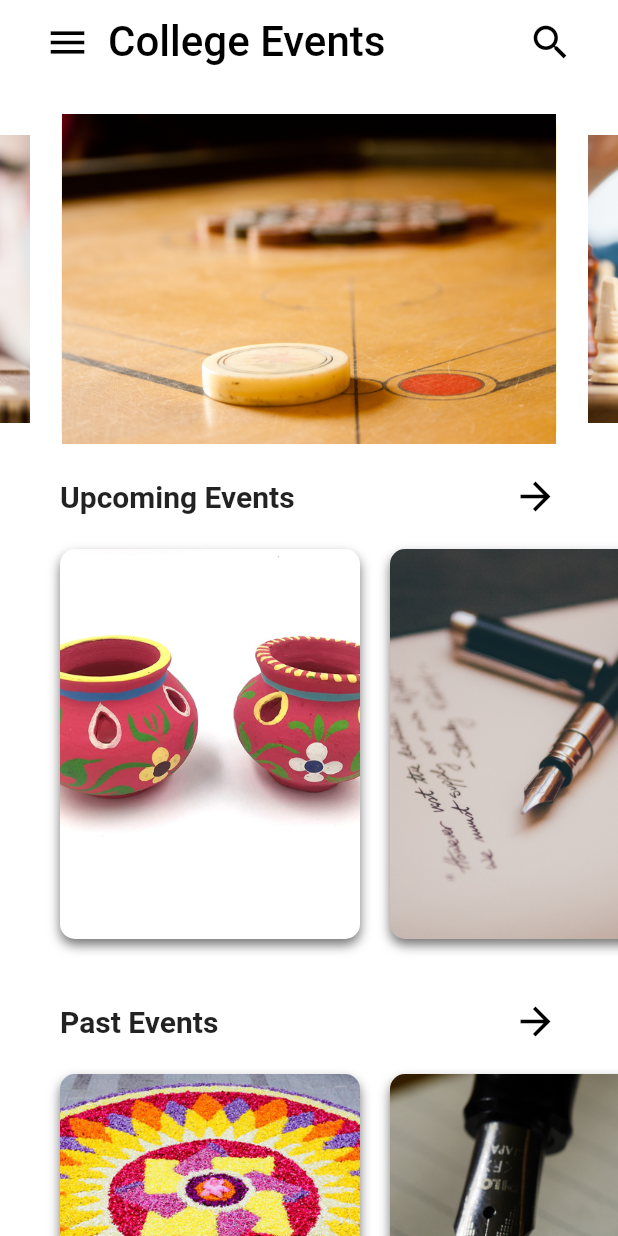
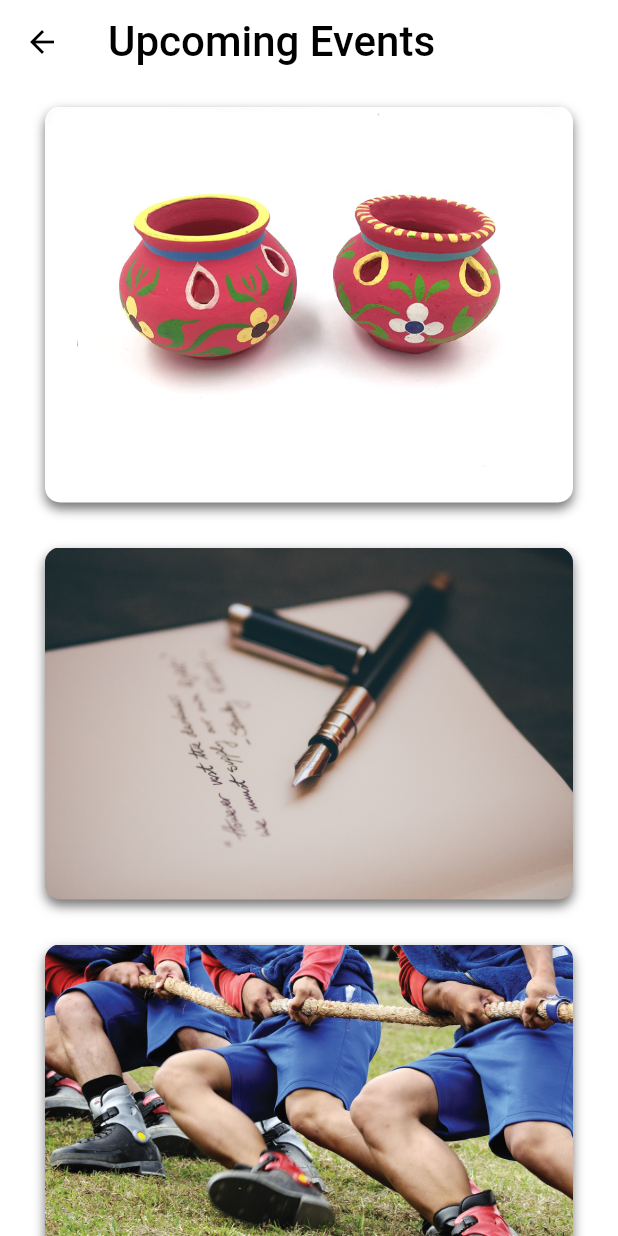
Before and after one commit to djnakrani/college_events, a Flutter app: the screen it shows after launch, after a tap on the "arrow forward" icon, on a phone screen of 412 x 824 dp. Run offline on Flutter 3.47's test engine with Material 2 defaults, Android fonts, the phone set to English and light mode, and no system bars; drawn by our look-alikes of carousel_slider.

Commit message:
EventDetailsScreen

```diff
--- a/lib/screen/home_screen/homescreen.dart
+++ b/lib/screen/home_screen/homescreen.dart
@@ -1,5 +1,5 @@
-import 'package:college_events/screen/models/movie_model.dart';
-import 'package:college_events/screen/widgets/content_scroll.dart';
+import 'package:college_events/models/movie_model.dart';
+import 'package:college_events/widgets/content_scroll_vertical.dart';
 import 'package:flutter/material.dart';
 import 'package:carousel_slider/carousel_slider.dart';
 
@@ -72,14 +72,14 @@ class _HomeScreenState extends State<HomeScreen> {
             ),
           ),
           SizedBox(height: 20.0),
-          ContentScroll(
+          ContentScrollVertical(
             images: upcoming,
             title: 'Upcoming Events',
             imageHeight: 300.0,
             imageWidth: 200.0,
           ),
           SizedBox(height: 20.0),
-          ContentScroll(
+          ContentScrollVertical(
             images: past,
             title: 'Past Events',
             imageHeight: 300.0,
--- /dev/null
+++ b/lib/screen/upcomingevent_screen/ueventscreen.dart
@@ -0,0 +1,38 @@
+import 'package:college_events/models/movie_model.dart';
+import 'package:college_events/widgets/content_scroll_horizontal.dart';
+import 'package:flutter/material.dart';
+
+class UpcomingEvent extends StatefulWidget {
+  @override
+  State<StatefulWidget> createState() {
+    return _UpcomingEvent();
+  }
+}
+
+class _UpcomingEvent extends State<UpcomingEvent> {
+  @override
+  Widget build(BuildContext context) {
+    return Scaffold(
+      backgroundColor: Colors.white,
+      appBar: AppBar(
+        backgroundColor: Colors.white,
+        iconTheme: IconThemeData(color: Colors.black),
+        elevation: 0,
+        title: Text(
+          "Upcoming Events",
+          style: TextStyle(color: Colors.black, fontSize: 28),
+        ),
+      ),
+      body: Center(
+        child: ListView(
+          children: [
+            ContentScrollHorizontal(
+              images: upcoming,
+              title: 'Upcoming Events',
+            ),
+          ],
+        ),
+      ),
+    );
+  }
+}
--- a/lib/screen/widgets/content_scroll.dart
+++ b/lib/widgets/content_scroll_horizontal.dart
@@ -1,58 +1,35 @@
 import 'package:flutter/material.dart';
 
-class ContentScroll extends StatelessWidget {
+class ContentScrollHorizontal extends StatelessWidget {
   final List<String> images;
   final String title;
-  final double imageHeight;
-  final double imageWidth;
+  // final double imageHeight;
+  // final double imageWidth;
 
-  ContentScroll({
+  ContentScrollHorizontal({
     required this.images,
     required this.title,
-    required this.imageHeight,
-    required this.imageWidth,
+    // required this.imageHeight,
+    // required this.imageWidth,
   });
 
   @override
   Widget build(BuildContext context) {
     return Column(
       children: <Widget>[
-        Padding(
-          padding: EdgeInsets.symmetric(horizontal: 40.0),
-          child: Row(
-            mainAxisAlignment: MainAxisAlignment.spaceBetween,
-            children: <Widget>[
-              Text(
-                title,
-                style: TextStyle(
-                  fontSize: 20.0,
-                  fontWeight: FontWeight.w600,
-                ),
-              ),
-              GestureDetector(
-                onTap: () => print('View $title'),
-                child: Icon(
-                  Icons.arrow_forward,
-                  color: Colors.black,
-                  size: 30.0,
-                ),
-              ),
-            ],
-          ),
-        ),
         Container(
-          height: imageHeight,
+          height: MediaQuery.of(context).size.height,
           child: ListView.builder(
-            padding: EdgeInsets.symmetric(horizontal: 30.0),
-            scrollDirection: Axis.horizontal,
+            padding: EdgeInsets.symmetric(horizontal: 20.0),
+            scrollDirection: Axis.vertical,
             itemCount: images.length,
             itemBuilder: (BuildContext context, int index) {
               return Container(
                 margin: EdgeInsets.symmetric(
                   horizontal: 10.0,
-                  vertical: 20.0,
+                  vertical: 15.0,
                 ),
-                width: imageWidth,
+                width: MediaQuery.of(context).size.width,
                 decoration: BoxDecoration(
                   borderRadius: BorderRadius.circular(10.0),
                   boxShadow: [
--- /dev/null
+++ b/lib/widgets/content_scroll_vertical.dart
@@ -0,0 +1,81 @@
+import 'package:college_events/screen/upcomingevent_screen/ueventscreen.dart';
+import 'package:flutter/material.dart';
+
+class ContentScrollVertical extends StatelessWidget {
+  final List<String> images;
+  final String title;
+  final double imageHeight;
+  final double imageWidth;
+
+  ContentScrollVertical({
+    required this.images,
+    required this.title,
+    required this.imageHeight,
+    required this.imageWidth,
+  });
+
+  @override
+  Widget build(BuildContext context) {
+    return Column(
+      children: <Widget>[
+        Padding(
+          padding: EdgeInsets.symmetric(horizontal: 40.0),
+          child: Row(
+            mainAxisAlignment: MainAxisAlignment.spaceBetween,
+            children: <Widget>[
+              Text(
+                title,
+                style: TextStyle(
+                  fontSize: 20.0,
+                  fontWeight: FontWeight.w600,
+                ),
+              ),
+              GestureDetector(
+                onTap: () => Navigator.push(context, MaterialPageRoute(builder: (context) => UpcomingEvent())),
+                child: Icon(
+                  Icons.arrow_forward,
+                  color: Colors.black,
+                  size: 30.0,
+                ),
+              ),
+            ],
+          ),
+        ),
+        Container(
+          height: imageHeight,
+          child: ListView.builder(
+            padding: EdgeInsets.symmetric(horizontal: 30.0),
+            scrollDirection: Axis.horizontal,
+            itemCount: images.length,
+            itemBuilder: (BuildContext context, int index) {
+              return Container(
+                margin: EdgeInsets.symmetric(
+                  horizontal: 10.0,
+                  vertical: 20.0,
+                ),
+                width: imageWidth,
+                decoration: BoxDecoration(
+                  borderRadius: BorderRadius.circular(10.0),
+                  boxShadow: [
+                    BoxShadow(
+                      color: Colors.black54,
+                      offset: Offset(0.0, 4.0),
+                      blurRadius: 6.0,
+                    ),
+                  ],
+                ),
+                child: ClipRRect(
+                  borderRadius: BorderRadius.circular(10.0),
+                  child: Image(
+                    image: AssetImage(images[index]),
+                    fit: BoxFit.cover,
+                  ),
+                ),
+              );
+            },
+          ),
+        ),
+      ],
+    );
+  }
+}
```
Also changed, not shown: lib/models/movie_model.dart (renamed from lib/screen/models/movie_model.dart).
